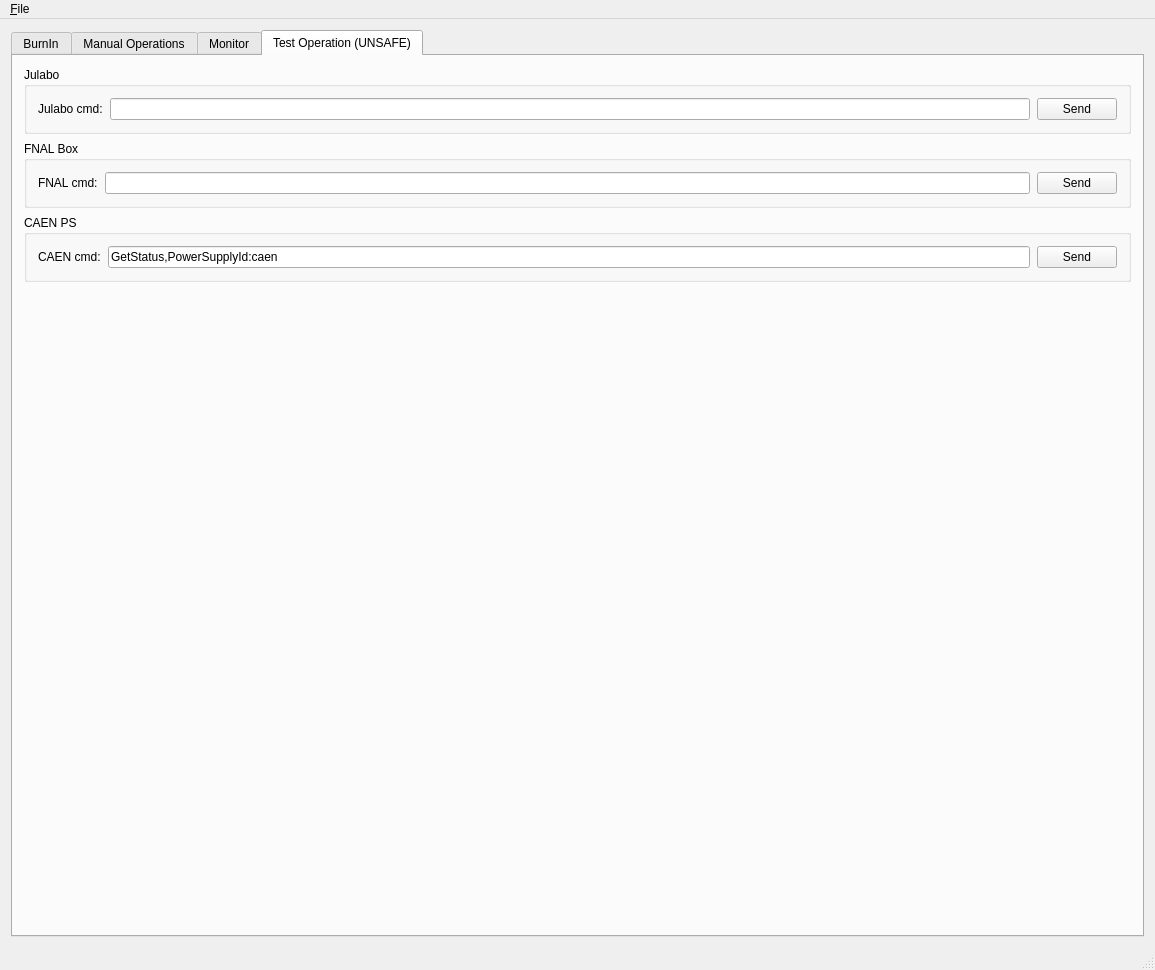
First picture: the form in GUI.ui, repository pisaoutertracker/BurnIn_Controller, before the edit.
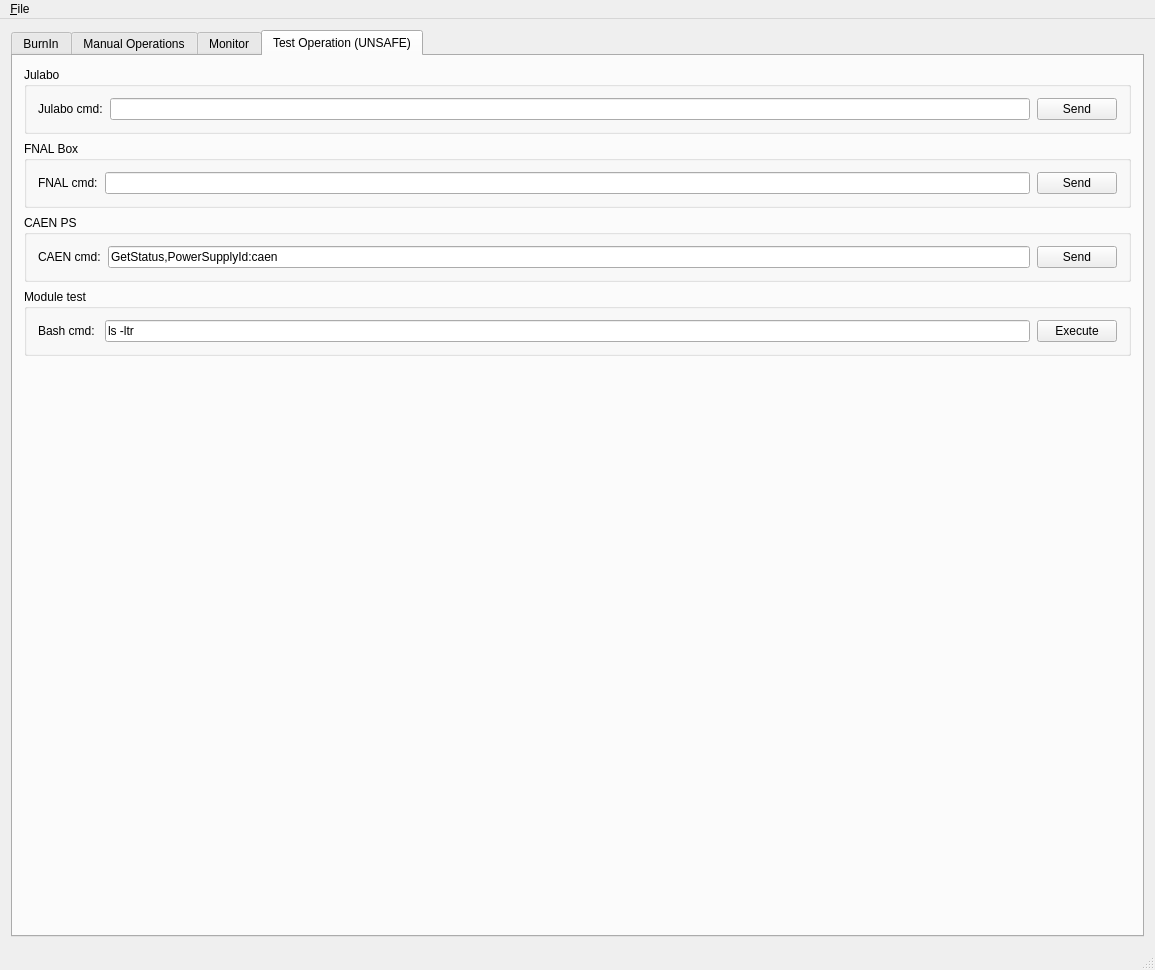
Second picture: the form after the edit. The open tabs and pages were chosen to show the change. Icons and pictures are not drawn.

```diff
--- a/GUI.ui
+++ b/GUI.ui
@@ -2345,6 +2345,40 @@
           </layout>
          </widget>
         </item>
+        <item>
+         <widget class="QGroupBox" name="groupBox_11">
+          <property name="title">
+           <string>Module test</string>
+          </property>
+          <layout class="QHBoxLayout" name="horizontalLayout_3">
+           <item>
+            <layout class="QHBoxLayout" name="horizontalLayout_13">
+             <item>
+              <widget class="QLabel" name="label_57">
+               <property name="text">
+                <string>Bash cmd: </string>
+               </property>
+              </widget>
+             </item>
+             <item>
+              <widget class="QLineEdit" name="ModuleTestCmd_line">
+               <property name="text">
+                <string>ls -ltr</string>
+               </property>
+              </widget>
+             </item>
+             <item>
+              <widget class="QPushButton" name="ModuleTestCmd_btn">
+               <property name="text">
+                <string>Execute</string>
+               </property>
+              </widget>
+             </item>
+            </layout>
+           </item>
+          </layout>
+         </widget>
+        </item>
         <item>
          <spacer name="verticalSpacer">
           <property name="orientation">
```
Left out of the diff: 19 changed lines with no effect on the pictures. Lines whose indentation alone changed are shown as unchanged.
